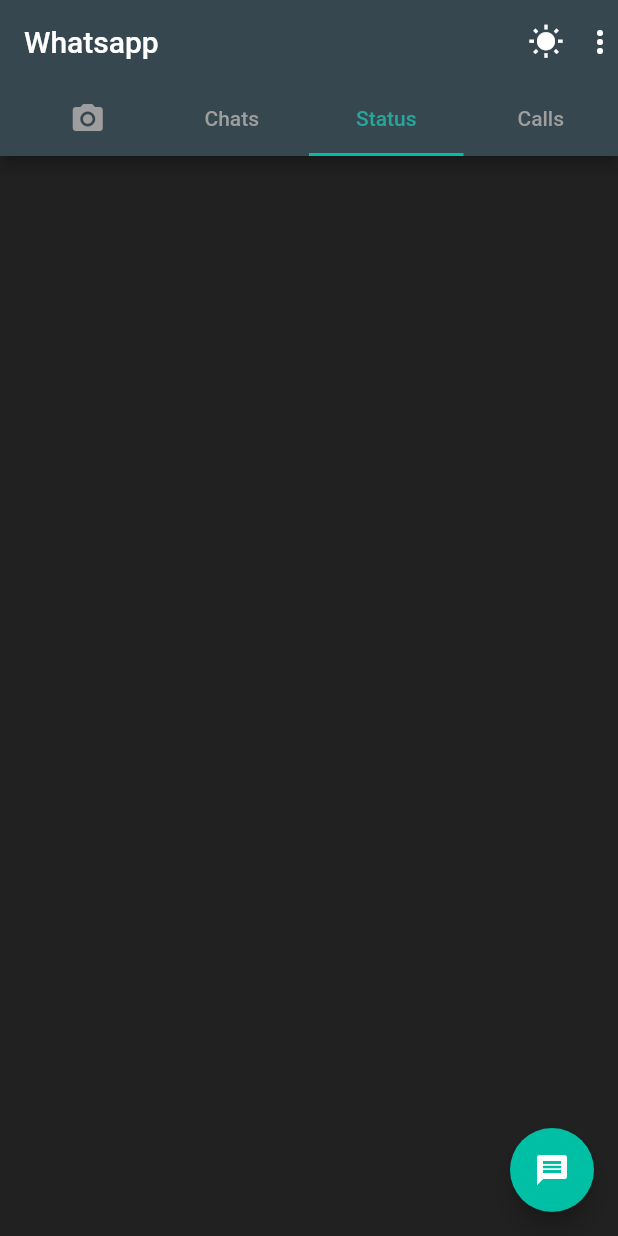
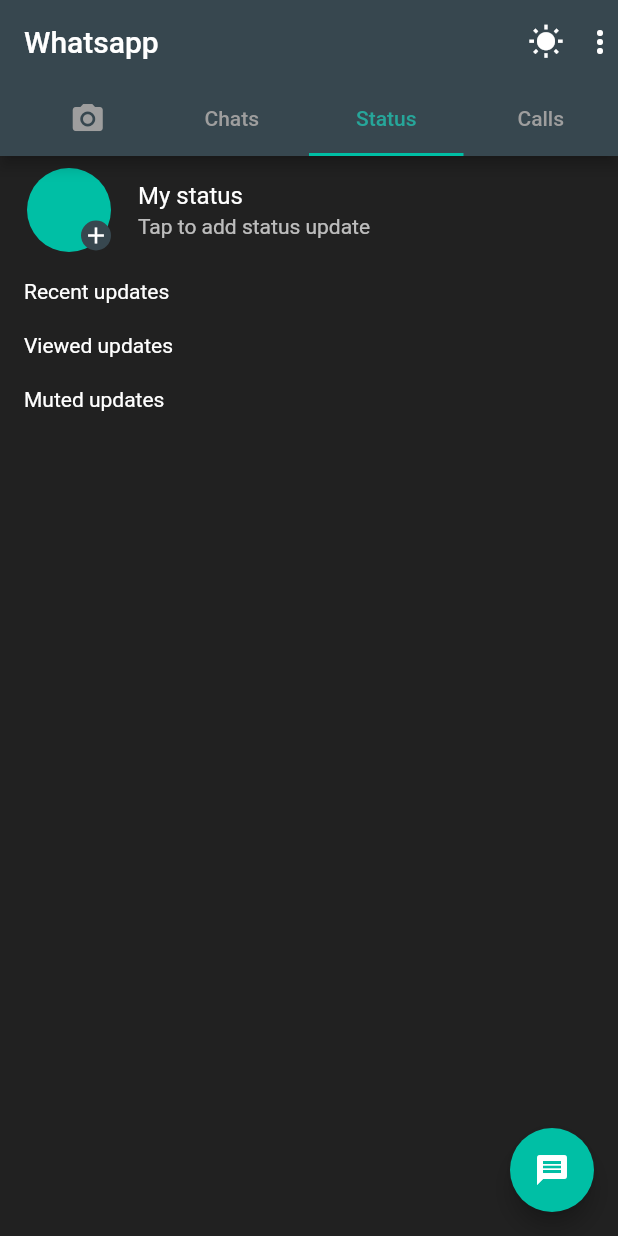
Before and after one commit to timilehinjegede/whatsapp-clone, a Flutter app: the screen it shows after launch, tab 2 chosen, on a phone screen of 412 x 824 dp. Run offline on Flutter 3.47's test engine with Material 2 defaults, Android fonts, the phone set to English and light mode, and no system bars.

Commit message:
Minor modifications

```diff
--- a/lib/model/status_item.dart
+++ b/lib/model/status_item.dart
@@ -0,0 +1,17 @@
+import 'package:flutter/material.dart';
+
+class StatusItem extends StatelessWidget {
+  final String contactName;
+  final String time;
+  final AssetImage image;
+  final bool isMuted;
+  final bool isViewed;
+
+  const StatusItem(
+      {this.contactName, this.time, this.image, this.isMuted, this.isViewed});
+
+  @override
+  Widget build(BuildContext context) {
+    return Container();
+  }
+}
--- a/lib/screens/home.dart
+++ b/lib/screens/home.dart
@@ -36,7 +36,7 @@ class _HomeScreenState extends State<HomeScreen>
       Container(),
       _buildChatFab(),
       _buildStatusFab(),
-      _buildChatFab(),
+      _buildCallFab(),
     ];
 
     _tabController.addListener(() {
--- a/lib/screens/status.dart
+++ b/lib/screens/status.dart
@@ -1,10 +1,59 @@
 import 'package:flutter/material.dart';
+import 'package:whatsapp_clone/utils/margin.dart';
 
 class StatusScreen extends StatelessWidget {
   @override
   Widget build(BuildContext context) {
-    return Container(
-
+    return Column(
+      crossAxisAlignment: CrossAxisAlignment.start,
+      children: <Widget>[
+        ListTile(
+          leading: Stack(
+            children: <Widget>[
+              CircleAvatar(
+                radius: 30,
+                backgroundColor: Theme.of(context).accentColor,
+              ),
+              Positioned(
+                top: 35,
+                left: 38,
+                child: Container(
+                  height: 20,
+                  width: 20,
+                  decoration: BoxDecoration(
+                    borderRadius: BorderRadius.circular(10),
+                    color: Theme.of(context).primaryColor,
+                  ),
+                  child: Icon(
+                    Icons.add,
+                    color: Theme.of(context).primaryIconTheme.color,
+                    size: 18,
+                  ),
+                ),
+              ),
+            ],
+          ),
+          title: Text(
+            'My status',
+          ),
+          subtitle: Text('Tap to add status update'),
+        ),
+        YMargin(10),
+        Padding(
+          padding: const EdgeInsets.symmetric(horizontal: 16),
+          child: Text('Recent updates'),
+        ),
+        YMargin(20),
+        Padding(
+          padding: const EdgeInsets.symmetric(horizontal: 16),
+          child: Text('Viewed updates'),
+        ),
+        YMargin(20),
+        Padding(
+          padding: const EdgeInsets.symmetric(horizontal: 16),
+          child: Text('Muted updates'),
+        ),
+      ],
     );
   }
 }
--- a/lib/theme/theme.dart
+++ b/lib/theme/theme.dart
@@ -73,7 +73,7 @@ ThemeData darkThemeData() {
       color: AppColorsDark.gdColor,
     ),
     primaryIconTheme: baseTheme.primaryIconTheme.copyWith(
-      color: AppColorsDark.gdColor,
+      color: AppColorsDark.kWhite,
     ),
     accentIconTheme: baseTheme.accentIconTheme.copyWith(
       color: AppColorsDark.gdColor,
```
